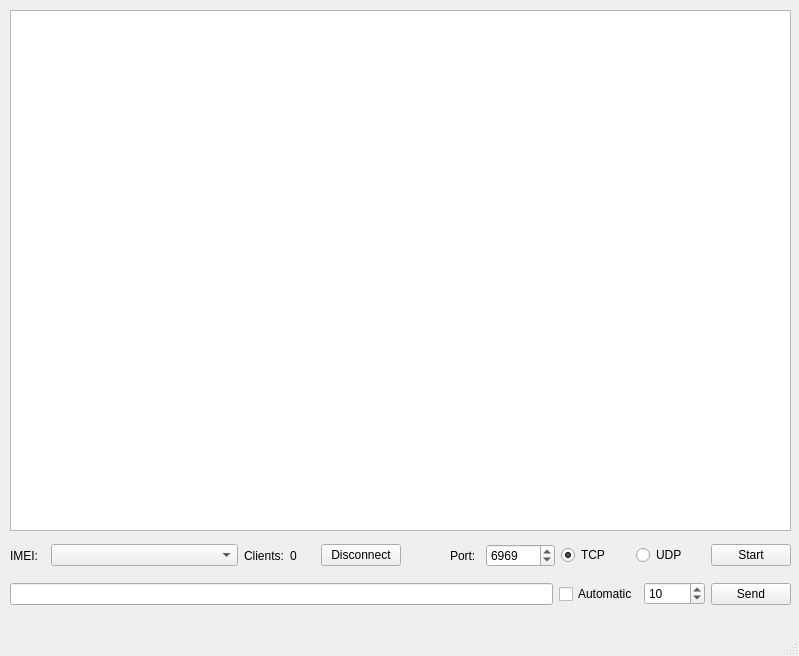
Qt form window.ui (BabyZion/server_gain) before a commit.
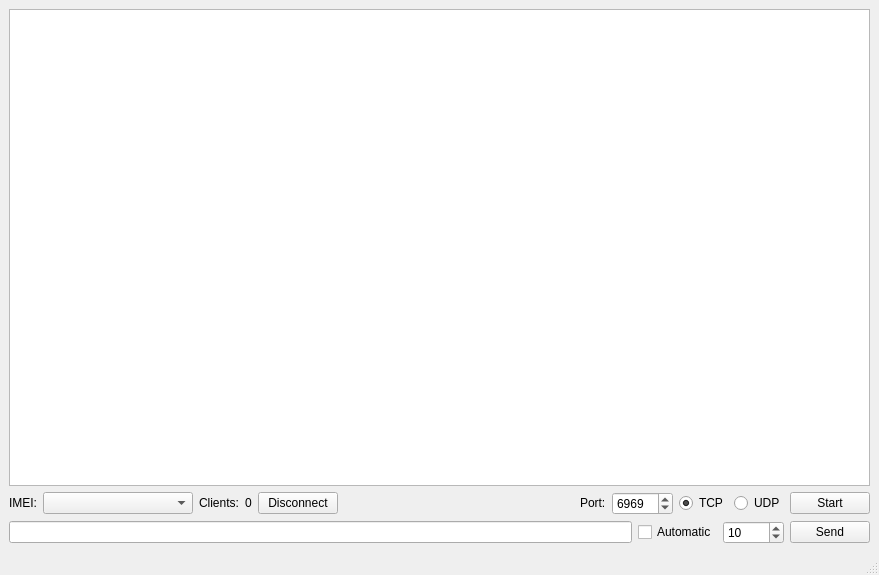
The same form after that commit.

Commit message: Resizing of widgets when window is resized added.

```diff
--- a/window.ui
+++ b/window.ui
@@ -6,91 +6,30 @@
    <rect>
     <x>0</x>
     <y>0</y>
-    <width>799</width>
-    <height>656</height>
+    <width>879</width>
+    <height>575</height>
    </rect>
   </property>
   <property name="windowTitle">
    <string>MainWindow</string>
   </property>
   <widget class="QWidget" name="centralwidget">
+   <layout class="QVBoxLayout" name="verticalLayout">
+    <item>
    <widget class="QTextBrowser" name="textBrowser">
-    <property name="geometry">
-     <rect>
-      <x>10</x>
-      <y>10</y>
-      <width>781</width>
-      <height>521</height>
-     </rect>
-    </property>
     <property name="font">
      <font>
       <pointsize>11</pointsize>
      </font>
     </property>
    </widget>
-   <widget class="QWidget" name="layoutWidget">
-    <property name="geometry">
-     <rect>
-      <x>10</x>
-      <y>580</y>
-      <width>781</width>
-      <height>28</height>
-     </rect>
-    </property>
-    <layout class="QHBoxLayout" name="horizontalLayout_2">
-     <item>
-      <widget class="QLineEdit" name="lineEdit"/>
      </item>
      <item>
-      <widget class="QCheckBox" name="checkBox">
-       <property name="text">
-        <string>Automatic</string>
-       </property>
-       <property name="checked">
-        <bool>false</bool>
-       </property>
-      </widget>
-     </item>
-     <item>
-      <widget class="QSpinBox" name="spinBoxSeconds">
-       <property name="minimumSize">
-        <size>
-         <width>35</width>
-         <height>0</height>
-        </size>
-       </property>
-       <property name="maximum">
-        <number>10000</number>
-       </property>
-       <property name="value">
-        <number>10</number>
-       </property>
-      </widget>
-     </item>
-     <item>
-      <widget class="QPushButton" name="pushButtonSend">
-       <property name="text">
-        <string>Send</string>
-       </property>
-      </widget>
-     </item>
-    </layout>
-   </widget>
-   <widget class="QWidget" name="layoutWidget">
-    <property name="geometry">
-     <rect>
-      <x>10</x>
-      <y>540</y>
-      <width>391</width>
-      <height>31</height>
-     </rect>
-    </property>
     <layout class="QHBoxLayout" name="horizontalLayout">
      <item>
       <widget class="QLabel" name="labelImei">
        <property name="sizePolicy">
-        <sizepolicy hsizetype="Minimum" vsizetype="Preferred">
+         <sizepolicy hsizetype="Minimum" vsizetype="Fixed">
          <horstretch>0</horstretch>
          <verstretch>0</verstretch>
         </sizepolicy>
@@ -107,10 +46,35 @@
       </widget>
      </item>
      <item>
-      <widget class="QComboBox" name="comboBox"/>
+       <widget class="QComboBox" name="comboBox">
+        <property name="sizePolicy">
+         <sizepolicy hsizetype="Minimum" vsizetype="Fixed">
+          <horstretch>0</horstretch>
+          <verstretch>0</verstretch>
+         </sizepolicy>
+        </property>
+        <property name="minimumSize">
+         <size>
+          <width>150</width>
+          <height>0</height>
+         </size>
+        </property>
+        <property name="maximumSize">
+         <size>
+          <width>225</width>
+          <height>16777215</height>
+         </size>
+        </property>
+       </widget>
      </item>
      <item>
       <widget class="QLabel" name="labelClients">
+        <property name="sizePolicy">
+         <sizepolicy hsizetype="Fixed" vsizetype="Fixed">
+          <horstretch>0</horstretch>
+          <verstretch>0</verstretch>
+         </sizepolicy>
+        </property>
        <property name="maximumSize">
         <size>
          <width>40</width>
@@ -124,6 +88,12 @@
      </item>
      <item>
       <widget class="QLabel" name="labelCount">
+        <property name="sizePolicy">
+         <sizepolicy hsizetype="Fixed" vsizetype="Fixed">
+          <horstretch>0</horstretch>
+          <verstretch>0</verstretch>
+         </sizepolicy>
+        </property>
        <property name="maximumSize">
         <size>
          <width>25</width>
@@ -154,20 +124,30 @@
        </property>
       </widget>
      </item>
-    </layout>
-   </widget>
-   <widget class="QWidget" name="horizontalLayoutWidget">
-    <property name="geometry">
-     <rect>
-      <x>450</x>
-      <y>540</y>
-      <width>341</width>
-      <height>31</height>
-     </rect>
-    </property>
-    <layout class="QHBoxLayout" name="horizontalLayout_3">
+      <item>
+       <spacer name="horizontalSpacer">
+        <property name="orientation">
+         <enum>Qt::Horizontal</enum>
+        </property>
+        <property name="sizeType">
+         <enum>QSizePolicy::Expanding</enum>
+        </property>
+        <property name="sizeHint" stdset="0">
+         <size>
+          <width>10</width>
+          <height>20</height>
+         </size>
+        </property>
+       </spacer>
+      </item>
      <item>
       <widget class="QLabel" name="labelPort">
+        <property name="sizePolicy">
+         <sizepolicy hsizetype="Fixed" vsizetype="Fixed">
+          <horstretch>0</horstretch>
+          <verstretch>0</verstretch>
+         </sizepolicy>
+        </property>
        <property name="maximumSize">
         <size>
          <width>30</width>
@@ -181,6 +161,12 @@
      </item>
      <item>
       <widget class="QSpinBox" name="spinBox">
+        <property name="maximumSize">
+         <size>
+          <width>80</width>
+          <height>16777215</height>
+         </size>
+        </property>
        <property name="frame">
         <bool>true</bool>
        </property>
@@ -200,6 +186,12 @@
      </item>
      <item>
       <widget class="QRadioButton" name="radioButtonTCP">
+        <property name="maximumSize">
+         <size>
+          <width>50</width>
+          <height>16777215</height>
+         </size>
+        </property>
        <property name="text">
         <string>TCP</string>
        </property>
@@ -213,6 +205,12 @@
      </item>
      <item>
       <widget class="QRadioButton" name="radioButtonUDP">
+        <property name="maximumSize">
+         <size>
+          <width>50</width>
+          <height>16777215</height>
+         </size>
+        </property>
        <property name="text">
         <string>UDP</string>
        </property>
@@ -226,13 +224,60 @@
      </item>
      <item>
       <widget class="QPushButton" name="pushButtonStart">
+        <property name="maximumSize">
+         <size>
+          <width>80</width>
+          <height>16777215</height>
+         </size>
+        </property>
        <property name="text">
         <string>Start</string>
        </property>
       </widget>
      </item>
     </layout>
-   </widget>
+    </item>
+    <item>
+     <layout class="QHBoxLayout" name="horizontalLayout_2">
+      <item>
+       <widget class="QLineEdit" name="lineEdit"/>
+      </item>
+      <item>
+       <widget class="QCheckBox" name="checkBox">
+        <property name="text">
+         <string>Automatic</string>
+        </property>
+        <property name="checked">
+         <bool>false</bool>
+        </property>
+       </widget>
+      </item>
+      <item>
+       <widget class="QSpinBox" name="spinBoxSeconds">
+        <property name="minimumSize">
+         <size>
+          <width>35</width>
+          <height>0</height>
+         </size>
+        </property>
+        <property name="maximum">
+         <number>10000</number>
+        </property>
+        <property name="value">
+         <number>10</number>
+        </property>
+       </widget>
+      </item>
+      <item>
+       <widget class="QPushButton" name="pushButtonSend">
+        <property name="text">
+         <string>Send</string>
+        </property>
+       </widget>
+      </item>
+     </layout>
+    </item>
+   </layout>
   </widget>
   <widget class="QMenuBar" name="menubar">
    <property name="geometry">
```
Left out of the diff: 2 changed lines with no effect on the pictures. Lines whose indentation alone changed are shown as unchanged. The commit also changes 2 other files.
